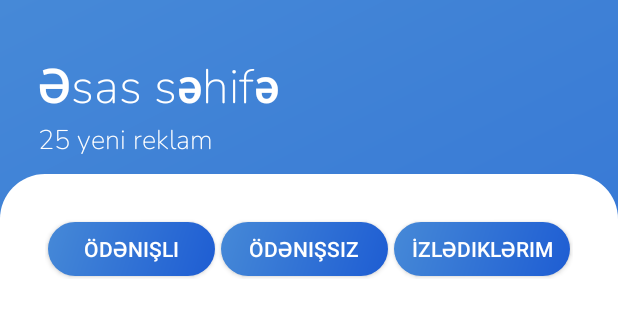
After one commit to asadoov/PulluAZ, an Android app: the layout ads_layout.xml on its own in the app's theme, with its tools: preview values and no code run, on a phone screen of 412 x 824 dp. The commit adds this screen. Shown: the top 317 px of the screen. Run offline under Robolectric (Android 15) with nearby library versions, the phone set to English and light mode, and no system bars; network calls fail.

Commit message:
added Ads Page

```diff
--- a/app/build.gradle
+++ b/app/build.gradle
@@ -21,12 +21,15 @@ android {
 
 dependencies {
     implementation fileTree(dir: 'libs', include: ['*.jar'])
-    implementation 'androidx.appcompat:appcompat:1.0.2'
+    implementation 'androidx.appcompat:appcompat:1.1.0'
     implementation 'androidx.constraintlayout:constraintlayout:1.1.3'
     testImplementation 'junit:junit:4.12'
     androidTestImplementation 'androidx.test.ext:junit:1.1.0'
     androidTestImplementation 'androidx.test.espresso:espresso-core:3.1.1'
     implementation 'com.google.android.material:material:1.0.0'
     implementation 'com.google.code.gson:gson:2.8.6'
+    implementation 'com.android.support:design:28.0.0'
+    implementation 'androidx.appcompat:appcompat:1.2.0-alpha01'
+
 
 }
--- a/app/src/main/AndroidManifest.xml
+++ b/app/src/main/AndroidManifest.xml
@@ -11,6 +11,7 @@
         android:supportsRtl="true"
         android:theme="@style/AppTheme">
         <activity android:name=".RegActivity"></activity>
+        <activity android:name=".AdsActivity"></activity>
         <activity android:name=".MainActivity">
             <intent-filter>
                 <action android:name="android.intent.action.MAIN" />
--- a/app/src/main/java/com/example/pulluaz/User.java
+++ b/app/src/main/java/com/example/pulluaz/User.java
@@ -3,8 +3,9 @@ package com.example.pulluaz;
 import java.util.Date;
 
 public class User {
-    public String id ;
-    public String name ;
+    public String id;
+
+   /* public String name ;
     public String surname ;
     public String username ;
     public String mail ;
@@ -15,5 +16,6 @@ public class User {
     public String city ;
     public String profession;
     public Date regDate;
+    */
 
 }
--- /dev/null
+++ b/app/src/main/res/drawable/ads_background.xml
@@ -0,0 +1,12 @@
+<shape
+    xmlns:android="http://schemas.android.com/apk/res/android">
+
+
+    <gradient
+        android:angle="135"
+
+        android:endColor="#4689D7"
+        android:startColor="#1E5DD3"
+
+        android:type="linear" />
+</shape>
--- /dev/null
+++ b/app/src/main/res/drawable/ads_layout_round.xml
@@ -0,0 +1,16 @@
+<shape
+    xmlns:android="http://schemas.android.com/apk/res/android">
+    <solid
+        android:color="#ffffff">
+    </solid>
+    <stroke
+        android:width="0dp"
+        android:color="#ffffff">
+    </stroke>
+    <corners
+        android:topLeftRadius="30dip"
+        android:topRightRadius="30dip"
+        >
+    </corners>
+
+</shape>
--- /dev/null
+++ b/app/src/main/res/drawable/round_nav.xml
@@ -0,0 +1,9 @@
+<shape xmlns:android="http://schemas.android.com/apk/res/android">
+    <solid android:color="#ffffff"></solid>
+    <stroke
+        android:width="0dp"
+        android:color="#ffffff"></stroke>
+    <corners
+
+        android:topRightRadius="30dip"></corners>
+</shape>
--- /dev/null
+++ b/app/src/main/res/layout/ads_layout.xml
@@ -0,0 +1,143 @@
+<androidx.drawerlayout.widget.DrawerLayout xmlns:android="http://schemas.android.com/apk/res/android"
+    android:layout_width="match_parent"
+    android:layout_height="match_parent"
+    xmlns:app="http://schemas.android.com/apk/res-auto"
+    xmlns:tools="http://schemas.android.com/tools"
+    tools:context=".AdsActivity"
+    android:background="@drawable/ads_background"
+    android:id="@+id/drawer_layout">
+
+
+
+
+
+
+<androidx.coordinatorlayout.widget.CoordinatorLayout xmlns:android="http://schemas.android.com/apk/res/android"
+    xmlns:app="http://schemas.android.com/apk/res-auto"
+    android:layout_width="match_parent"
+    android:layout_height="match_parent"
+    xmlns:tools="http://schemas.android.com/tools"
+
+    >
+
+    <!-- Scrollable view here -->
+
+    <com.google.android.material.appbar.AppBarLayout
+        android:background="@android:color/transparent"
+        android:layout_width="match_parent"
+        android:layout_height="wrap_content"
+        android:theme="@style/ThemeOverlay.AppCompat.Dark.ActionBar" android:fitsSystemWindows="true">
+
+    <com.google.android.material.appbar.CollapsingToolbarLayout
+        android:id="@+id/collapsing_toolbar"
+        android:layout_width="match_parent"
+        android:layout_height="wrap_content"
+        app:layout_scrollFlags="scroll|exitUntilCollapsed"
+        android:fitsSystemWindows="true"
+
+        app:expandedTitleMarginStart="48dp"
+        app:expandedTitleMarginEnd="64dp">
+
+
+        <LinearLayout
+            android:id="@+id/headerText"
+            android:layout_marginTop="35dip"
+           android:layout_marginLeft="25dip"
+            android:layout_marginBottom="10dip"
+            android:layout_width="match_parent"
+            android:layout_height="wrap_content"
+            android:orientation="vertical"
+
+            >
+
+                <TextView
+                    android:textStyle="bold"
+                    android:textColor="#ffffffff"
+                    android:textSize="32dp"
+                    android:fontFamily="@font/nunito_extralight"
+                    android:layout_height="wrap_content"
+                    android:layout_width="wrap_content"
+                    android:text="Əsas səhifə"/>
+            <TextView
+                android:textStyle="bold"
+                android:textColor="#ffffffff"
+                android:textSize="18dp"
+                android:fontFamily="@font/nunito_extralight"
+                android:layout_height="wrap_content"
+                android:layout_width="wrap_content"
+                android:text="25 yeni reklam"/>
+
+        </LinearLayout>
+
+
+            <androidx.appcompat.widget.Toolbar
+
+
+                android:id="@+id/toolbar"
+                android:layout_width="match_parent"
+                android:layout_height="wrap_content"
+
+                app:layout_collapseMode="pin"></androidx.appcompat.widget.Toolbar
+                >
+
+        </com.google.android.material.appbar.CollapsingToolbarLayout>
+    </com.google.android.material.appbar.AppBarLayout>
+
+    <androidx.core.widget.NestedScrollView
+        android:background="@drawable/ads_layout_round"
+        android:layout_width="match_parent"
+        android:layout_height="match_parent"
+        android:clipToPadding="false"
+        app:layout_behavior="@string/appbar_scrolling_view_behavior"
+        android:paddingBottom="56dp"
+        >
+        <LinearLayout
+            android:layout_margin="30dip"
+            android:layout_width="match_parent"
+            android:layout_height="wrap_content"
+            android:orientation="horizontal"
+     android:weightSum="3"
+            >
+        <Button
+            android:layout_margin="2dip"
+            android:textColor="#fff"
+            android:layout_weight="1"
+            android:text="Ödənişli"
+            android:background="@drawable/round_button"
+            android:layout_height="36dip"
+            android:layout_width="wrap_content"/>
+            <Button
+                android:layout_margin="2dip"
+                android:textColor="#fff"
+                android:layout_weight="1"
+                android:text="Ödənişsiz"
+                android:background="@drawable/round_button"
+                android:layout_height="36dip"
+                android:layout_width="wrap_content"/>
+
+            <Button
+                android:layout_margin="2dip"
+                android:textColor="#fff"
+                android:layout_weight="1"
+                android:text="İzlədiklərim"
+                android:background="@drawable/round_button"
+                android:layout_height="36dip"
+                android:layout_width="wrap_content"/>
+        </LinearLayout>
+
+
+    </androidx.core.widget.NestedScrollView>
+
+
+</androidx.coordinatorlayout.widget.CoordinatorLayout>
+    <com.google.android.material.navigation.NavigationView
+        android:background="@drawable/round_nav"
+        android:id="@+id/nav_view"
+        android:layout_width="wrap_content"
+        android:layout_height="match_parent"
+        android:layout_gravity="start"
+        android:fitsSystemWindows="true"
+        app:headerLayout="@layout/nav_header"
+
+        app:menu="@menu/navigation_menu" />
+</androidx.drawerlayout.widget.DrawerLayout>
--- /dev/null
+++ b/app/src/main/res/menu/navigation_menu.xml
@@ -0,0 +1,61 @@
+<?xml version="1.0" encoding="utf-8"?>
+<menu xmlns:android="http://schemas.android.com/apk/res/android"
+
+
+    xmlns:tools="http://schemas.android.com/tools">
+    <group android:id="@+id/grp1" android:checkableBehavior="single">
+
+        <item
+
+            android:id="@+id/nav_not_read"
+
+            android:title="Reklam əlavə et" />
+        <item
+            android:id="@+id/nav_incomes"
+            android:background="@android:color/white"
+
+            android:title="Reklam arxivim" />
+        <item
+
+            android:id="@+id/nav_sent"
+
+            android:title="Maliyyə" />
+        <item
+
+            android:id="@+id/nav_in_struct"
+
+            android:title="Statistik məlumatlar" />
+        <item
+
+
+            android:title="Kampaniyalar" />
+        <item
+
+
+            android:title="Linklər" />
+        <item
+
+
+            android:title="Paylaş" />
+        <item
+
+
+            android:title="Canlı dəstək" />
+    </group>
+
+    <group  android:id="@+id/grp2" android:checkableBehavior="single">
+        <item
+            android:id="@+id/nav_logout"
+
+            android:title="Qayda və şərtlər" />
+        <item
+            android:id="@+id/nav_settings"
+
+            android:title="PULLU Haqqında" />
+        <item
+
+
+            android:title="Çıxış" />
+    </group>
+
+</menu>
--- a/app/src/main/res/values/strings.xml
+++ b/app/src/main/res/values/strings.xml
@@ -1,3 +1,5 @@
 <resources>
     <string name="app_name">PulluAZ</string>
+    <string name="navigation_drawer_open">Open navigation drawer</string>
+    <string name="navigation_drawer_close">Close navigation drawer</string>
 </resources>
--- a/app/src/main/res/values/styles.xml
+++ b/app/src/main/res/values/styles.xml
@@ -3,9 +3,9 @@
     <!-- Base application theme. -->
     <style name="AppTheme" parent="Theme.AppCompat.Light.NoActionBar">
         <!-- Customize your theme here. -->
-        <item name="colorPrimary">@android:color/white</item>
-        <item name="colorPrimaryDark">@android:color/white</item>
-        <item name="colorAccent">@android:color/white</item>
+        <item name="colorPrimary">@android:color/black</item>
+        <item name="colorPrimaryDark">@android:color/black</item>
+        <item name="colorAccent">@android:color/transparent</item>
     </style>
 
 </resources>
```
Also changed, not shown: app/src/main/java/com/example/pulluaz/AdsActivity.java (added, +84 -0 lines), app/src/main/java/com/example/pulluaz/MainActivity.java (+12 -1 lines), app/src/main/res/drawable/round_side_bar.xml (added, +22 -0 lines), app/src/main/res/layout/nav_header.xml (added, +39 -0 lines), app/src/main/res/values/dimen.xml (added, +8 -0 lines).
